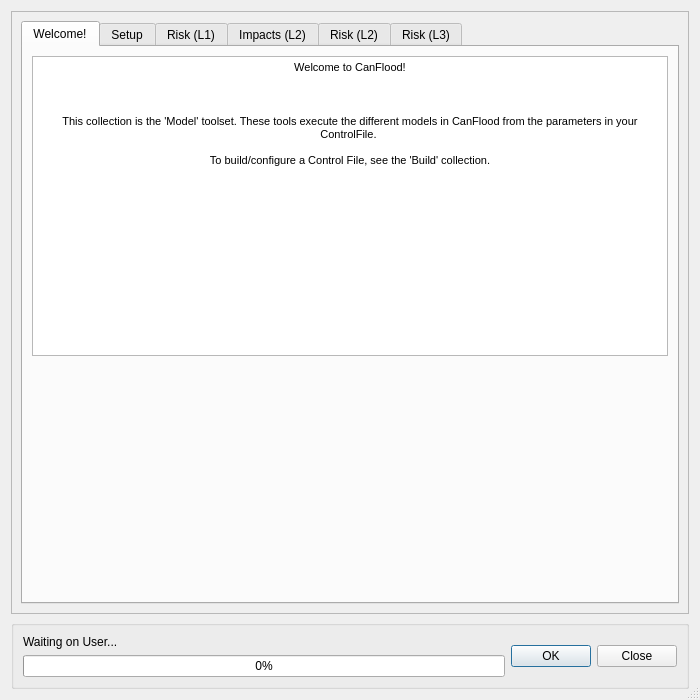
This is canflood/model/model.ui in NRCan/CanFlood as Qt 5 draws it before an edit. The edited form follows.
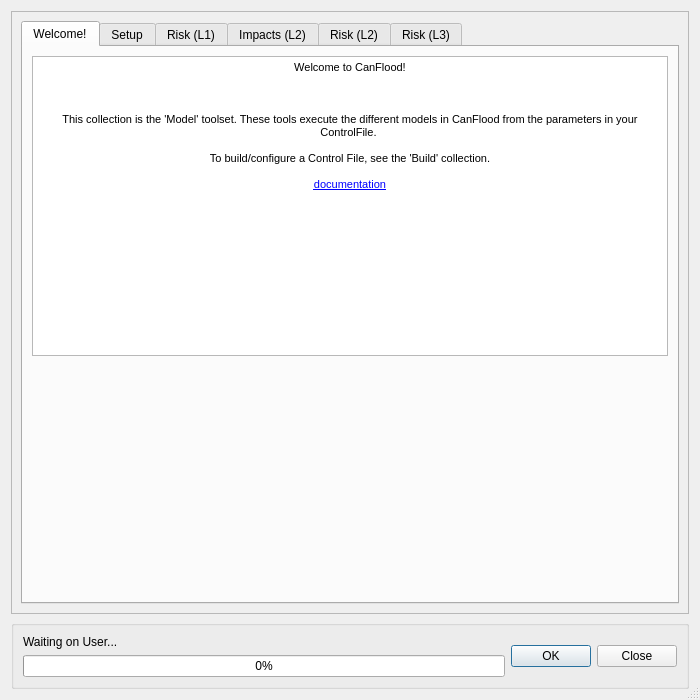
This is the edited form. Icons and pictures are not drawn. Custom widgets are drawn as their Qt base class.

Commit message: add documentation hyperlinks

```diff
--- a/canflood/model/model.ui
+++ b/canflood/model/model.ui
@@ -45,8 +45,8 @@
        <rect>
         <x>0</x>
         <y>0</y>
-        <width>680</width>
-        <height>607</height>
+        <width>676</width>
+        <height>597</height>
        </rect>
       </property>
       <layout class="QGridLayout" name="gridLayout_5">
@@ -90,7 +90,7 @@
               <string>&lt;!DOCTYPE HTML PUBLIC &quot;-//W3C//DTD HTML 4.0//EN&quot; &quot;http://www.w3.org/TR/REC-html40/strict.dtd&quot;&gt;
 &lt;html&gt;&lt;head&gt;&lt;meta name=&quot;qrichtext&quot; content=&quot;1&quot; /&gt;&lt;style type=&quot;text/css&quot;&gt;
 p, li { white-space: pre-wrap; }
-&lt;/style&gt;&lt;/head&gt;&lt;body style=&quot; font-family:'MS Shell Dlg 2'; font-size:9.75pt; font-weight:400; font-style:normal;&quot;&gt;
+&lt;/style&gt;&lt;/head&gt;&lt;body style=&quot; font-family:'MS Shell Dlg 2'; font-size:7.8pt; font-weight:400; font-style:normal;&quot;&gt;
 &lt;p align=&quot;center&quot; style=&quot; margin-top:0px; margin-bottom:0px; margin-left:0px; margin-right:0px; -qt-block-indent:0; text-indent:0px;&quot;&gt;&lt;span style=&quot; font-size:8pt;&quot;&gt;Welcome to CanFlood!&lt;/span&gt;&lt;/p&gt;
 &lt;p align=&quot;center&quot; style=&quot;-qt-paragraph-type:empty; margin-top:0px; margin-bottom:0px; margin-left:0px; margin-right:0px; -qt-block-indent:0; text-indent:0px; font-size:8pt;&quot;&gt;&lt;br /&gt;&lt;/p&gt;
 &lt;p align=&quot;center&quot; style=&quot; margin-top:0px; margin-bottom:0px; margin-left:0px; margin-right:0px; -qt-block-indent:0; text-indent:0px;&quot;&gt;&lt;img src=&quot;:/plugins/canflood_inprep/icons/logo_20210419_100x66.png&quot; /&gt;&lt;/p&gt;
@@ -99,6 +99,8 @@
 &lt;p align=&quot;center&quot; style=&quot;-qt-paragraph-type:empty; margin-top:0px; margin-bottom:0px; margin-left:0px; margin-right:0px; -qt-block-indent:0; text-indent:0px; font-size:8pt;&quot;&gt;&lt;br /&gt;&lt;/p&gt;
 &lt;p align=&quot;center&quot; style=&quot; margin-top:0px; margin-bottom:0px; margin-left:0px; margin-right:0px; -qt-block-indent:0; text-indent:0px;&quot;&gt;&lt;span style=&quot; font-size:8pt;&quot;&gt;To build/configure a Control File, see the 'Build' collection.&lt;/span&gt;&lt;/p&gt;
 &lt;p align=&quot;center&quot; style=&quot;-qt-paragraph-type:empty; margin-top:0px; margin-bottom:0px; margin-left:0px; margin-right:0px; -qt-block-indent:0; text-indent:0px; font-size:8pt;&quot;&gt;&lt;br /&gt;&lt;/p&gt;
+&lt;p align=&quot;center&quot; style=&quot; margin-top:0px; margin-bottom:0px; margin-left:0px; margin-right:0px; -qt-block-indent:0; text-indent:0px;&quot;&gt;&lt;a href=&quot;https://canflood.readthedocs.io/en/latest/#&quot;&gt;&lt;span style=&quot; font-size:8pt; text-decoration: underline; color:#0000ff;&quot;&gt;documentation&lt;/span&gt;&lt;/a&gt;&lt;/p&gt;
+&lt;p align=&quot;center&quot; style=&quot;-qt-paragraph-type:empty; margin-top:0px; margin-bottom:0px; margin-left:0px; margin-right:0px; -qt-block-indent:0; text-indent:0px; font-size:8pt;&quot;&gt;&lt;br /&gt;&lt;/p&gt;
 &lt;p align=&quot;center&quot; style=&quot;-qt-paragraph-type:empty; margin-top:0px; margin-bottom:0px; margin-left:0px; margin-right:0px; -qt-block-indent:0; text-indent:0px; font-size:8.25pt;&quot;&gt;&lt;br /&gt;&lt;/p&gt;&lt;/body&gt;&lt;/html&gt;</string>
              </property>
             </widget>
```
Left out of the diff: 3 changed lines with no effect on the pictures. The commit also changes 2 other files.
